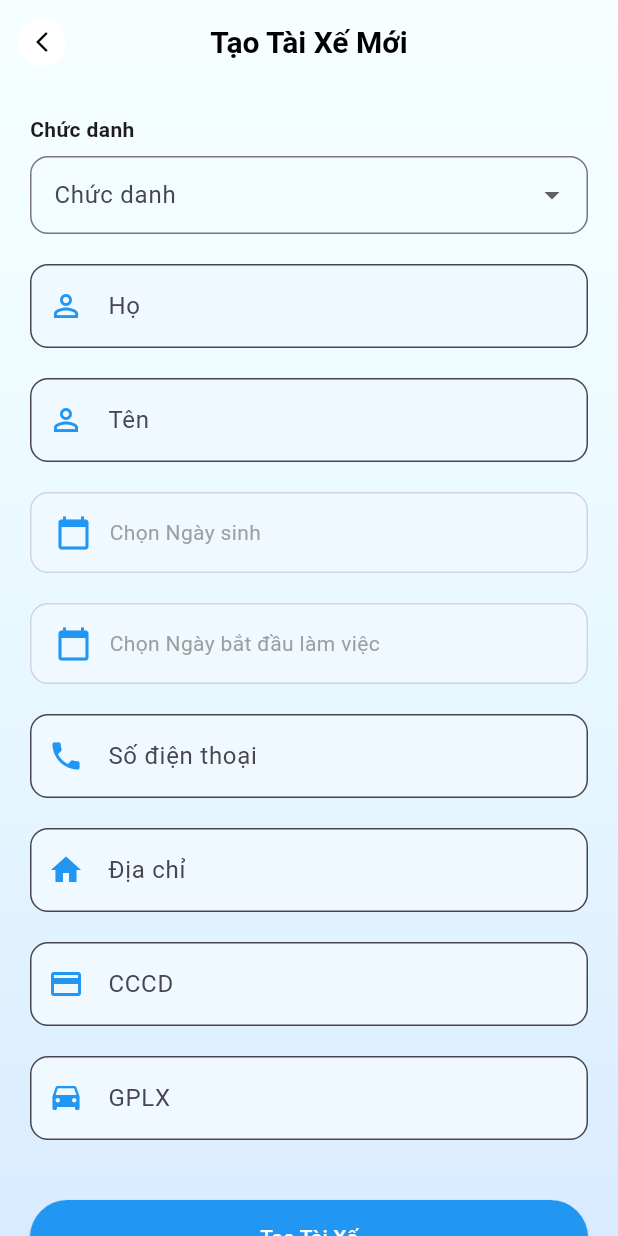
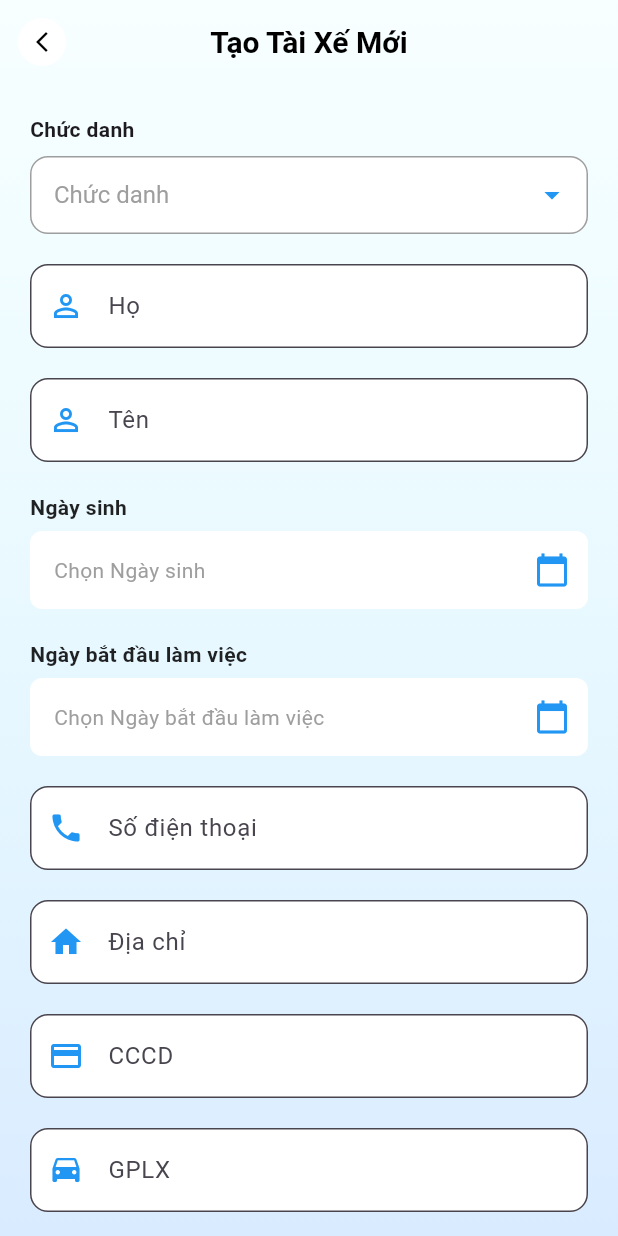
Before and after one commit to Chuyn2k3/hino, a Flutter app: the CreateDriverPage screen opened directly, on a phone screen of 412 x 824 dp. Run offline on Flutter 3.47's test engine with Material 3 defaults, Android fonts, the phone set to English and light mode, and no system bars; our stand-ins replace awesome_notifications, device_info_plus, dropdown_search, firebase_core, firebase_messaging, flutter_cache_manager and 20 more; missing offline and left inert: dart:ffi, fijkplayer, google_maps_cluster_manager, nfc_manager, radar_chart; accounts and stored records are empty; network calls fail; Roboto replaces fonts that are missing (Kanit).

Commit message:
update fix bug home screen and create driver

```diff
--- a/lib/api/api.dart
+++ b/lib/api/api.dart
@@ -8,6 +8,7 @@ import 'package:http/http.dart' as http;
 
 class Api {
   static String BaseUrlBuilding = "https://apihinov1.hino-connect.vn/prod/";
+  static String BaseUrlBuildingSwagger = "http://42.96.42.254:4004/prod/";
   static String firebase_key =
       "AAAAwmmo4S8:APA91bFrpiUhVSV5orW6qBnwzUa2376P3t7pTvkY-cPjTn2U_a93n3hj03CgaJNNjqTFZcA_KqcWggwbPZoyvzGXglFj5SEZDBVIQ985JW896aOXybIN2N_nSnxJY9BxBqNakXImCJYt";
 
@@ -65,7 +66,7 @@ class Api {
   static String version =
       "https://apihinov1.hino-connect.vn/prod/fleet/mobile/getLastestVersion";
   static String changePassword = "fleet/users/change-password";
-  static String createDriver = "fleet/mobile/create_drive";
+  static String createDriver = "fleet/mobile/create_driver";
   // This widget is the home page of your application. It is stateful, meaning
   // that it has a State object (defined below) that contains fields that affect
   // how it looks.
--- a/lib/feature/home_driver/create_driver_page.dart
+++ b/lib/feature/home_driver/create_driver_page.dart
@@ -45,12 +45,18 @@ class _CreateDriverPageState extends State<CreateDriverPage> {
   }
 
   Future<void> _pickDate(BuildContext context, bool isBirth) async {
+    final DateTime initialDate = isBirth
+        ? DateTime.now()
+            .subtract(const Duration(days: 365 * 20)) // mặc định 20 năm trước
+        : DateTime.now(); // mặc định hôm nay
+
     final DateTime? picked = await showDatePicker(
       context: context,
-      initialDate: DateTime.now().subtract(const Duration(days: 365 * 20)),
+      initialDate: initialDate,
       firstDate: DateTime(1950),
       lastDate: DateTime.now(),
     );
+
     if (picked != null) {
       setState(() {
         if (isBirth) {
@@ -111,7 +117,7 @@ class _CreateDriverPageState extends State<CreateDriverPage> {
       print("==== CREATE DRIVER ====");
       print("Token: $token");
       print("Body: $body");
-
+      print("Url: $url");
       final response = await http.post(
         Uri.parse(url),
         headers: {
@@ -124,6 +130,11 @@ class _CreateDriverPageState extends State<CreateDriverPage> {
       print("Response: ${response.statusCode} ${response.body}");
 
       if (response.statusCode == 200 || response.statusCode == 201) {
+        final responseJson = json.decode(response.body);
+
+        // Kiểm tra code trả về từ API
+        if (responseJson["code"] == 200) {
+          // Thành công
           ScaffoldMessenger.of(context).showSnackBar(
             const SnackBar(
               content: Text("Tạo tài xế thành công!"),
@@ -132,7 +143,11 @@ class _CreateDriverPageState extends State<CreateDriverPage> {
           );
           Navigator.pop(context);
         } else {
-        throw Exception("Lỗi: ${response.body}");
+          // Có lỗi nghiệp vụ, ví dụ: số điện thoại đã tồn tại
+          throw Exception(responseJson["result"] ?? "Có lỗi xảy ra");
+        }
+      } else {
+        throw Exception("Lỗi HTTP: ${response.body}");
       }
     } catch (e) {
       ScaffoldMessenger.of(context).showSnackBar(
@@ -168,22 +183,56 @@ class _CreateDriverPageState extends State<CreateDriverPage> {
               const SizedBox(height: 8),
               DropdownButtonFormField<String>(
                 value: _selectedPrefix,
+                hint: const Text(
+                  // 👈 chữ hiển thị ban đầu
+                  "Chức danh",
+                  style: TextStyle(
+                    fontSize: 16,
+                    color: Colors.grey,
+                  ),
+                ),
                 decoration: InputDecoration(
-                  labelText: "Chức danh",
+                  filled: true,
+                  fillColor: Colors.white, // nền trắng
+                  //labelText: "Chức danh",
+                  labelStyle: const TextStyle(
+                    fontSize: 16,
+                    fontWeight: FontWeight.w500,
+                    color: Colors.black87,
+                  ),
                   border: OutlineInputBorder(
                     borderRadius: BorderRadius.circular(12),
                   ),
-                  contentPadding:
-                      const EdgeInsets.symmetric(horizontal: 12, vertical: 14),
+                  enabledBorder: OutlineInputBorder(
+                    borderRadius: BorderRadius.circular(12),
+                    borderSide: const BorderSide(color: Colors.grey, width: 1),
                   ),
+                  focusedBorder: OutlineInputBorder(
+                    borderRadius: BorderRadius.circular(12),
+                    borderSide:
+                        const BorderSide(color: Colors.blue, width: 1.5),
+                  ),
+                  contentPadding: const EdgeInsets.symmetric(
+                    horizontal: 12,
+                    vertical: 14,
+                  ),
+                ),
+                dropdownColor: Colors.white, // nền menu trắng
+                style: const TextStyle(
+                  fontSize: 16,
+                  color: Colors.black87,
+                ),
+                icon: const Icon(Icons.arrow_drop_down, color: Colors.blue),
                 items: ["Anh", "Chị", "Ông", "Bà"]
-                    .map((e) => DropdownMenuItem(
+                    .map(
+                      (e) => DropdownMenuItem(
                         value: e,
                         child: Text(
                           e,
                           style: const TextStyle(fontSize: 16),
                         ),
-                        ))
+                      ),
+                    )
                     .toList(),
                 onChanged: (val) => setState(() => _selectedPrefix = val),
                 validator: (val) =>
@@ -211,12 +260,12 @@ class _CreateDriverPageState extends State<CreateDriverPage> {
                 onTap: () => _pickDate(context, true),
               ),
               const SizedBox(height: 20),
-
               _datePickerField(
                 label: "Ngày bắt đầu làm việc",
                 date: _startDate,
                 onTap: () => _pickDate(context, false),
               ),
+
               const SizedBox(height: 20),
 
               _buildInputField(
@@ -287,7 +336,7 @@ class _CreateDriverPageState extends State<CreateDriverPage> {
         prefixIcon: Icon(icon, color: Colors.blue),
         border: OutlineInputBorder(borderRadius: BorderRadius.circular(12)),
         filled: true,
-        fillColor: const Color(0xFFf0f9ff),
+        fillColor: Colors.white,
       ),
     );
   }
@@ -297,29 +346,42 @@ class _CreateDriverPageState extends State<CreateDriverPage> {
     required DateTime? date,
     required VoidCallback onTap,
   }) {
-    return GestureDetector(
+    return Column(
+      crossAxisAlignment: CrossAxisAlignment.start,
+      children: [
+        Text(
+          label,
+          style: const TextStyle(
+            fontSize: 14,
+            fontWeight: FontWeight.w600,
+            color: Colors.black87,
+          ),
+        ),
+        const SizedBox(height: 6),
+        InkWell(
           onTap: onTap,
-      child: Container(
-        padding: const EdgeInsets.symmetric(horizontal: 16, vertical: 14),
-        decoration: BoxDecoration(
-          color: const Color(0xFFf0f9ff),
-          borderRadius: BorderRadius.circular(12),
-          border: Border.all(color: const Color(0xFFd1d5db)),
+          child: InputDecorator(
+            decoration: InputDecoration(
+              filled: true,
+              fillColor: Colors.white,
+              border: OutlineInputBorder(
+                borderRadius: BorderRadius.circular(8),
+                borderSide: BorderSide.none,
               ),
-        child: Row(
-          children: [
-            const Icon(Icons.calendar_today, color: Colors.blue),
-            const SizedBox(width: 12),
-            Text(
-              date != null
-                  ? DateFormat("dd/MM/yyyy").format(date)
-                  : "Chọn $label",
+              suffixIcon: const Icon(Icons.calendar_today, color: Colors.blue),
+            ),
+            child: Text(
+              date == null
+                  ? "Chọn $label"
+                  : "${date.year}-${date.month.toString().padLeft(2, '0')}-${date.day.toString().padLeft(2, '0')}",
               style: TextStyle(
-                  color: date != null ? Colors.black : Colors.grey[500]),
+                fontSize: 14,
+                color: date == null ? Colors.grey : Colors.black,
+              ),
+            ),
+          ),
         ),
       ],
-        ),
-      ),
     );
   }
 }
--- a/lib/page/change_password_page.dart
+++ b/lib/page/change_password_page.dart
@@ -58,7 +58,7 @@ class _ChangePasswordPageState extends State<ChangePasswordPage> {
 
     setState(() => _isLoading = false);
 
-    if (response != null && response["Error"] == null) {
+    if (response != null && response["Code"] == 200) {
       ScaffoldMessenger.of(context).showSnackBar(
         SnackBar(
           content: const Row(
```
Also changed, not shown: lib/feature/home/home.dart (+14 -14 lines), lib/feature/home_realtime/home_realtime_page.dart (+27 -0 lines). Lines whose indentation alone changed are shown as unchanged.
